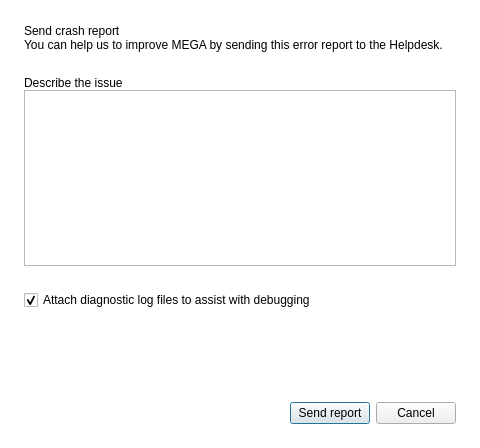
Qt form src/MEGASync/gui/ui/CrashReportDialog.ui (meganz/MEGAsync) before a commit.
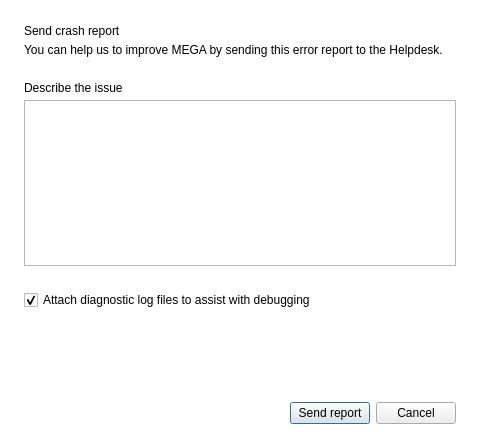
The same form after that commit.

Commit message: Setparent and reset flags to inherit css global props

Diff of the .ui file:
```diff
--- a/src/MEGASync/gui/ui/CrashReportDialog.ui
+++ b/src/MEGASync/gui/ui/CrashReportDialog.ui
@@ -63,7 +63,7 @@
    <item>
     <layout class="QVBoxLayout" name="verticalLayout">
      <property name="spacing">
-      <number>0</number>
+      <number>5</number>
      </property>
      <item>
       <widget class="QLabel" name="lTitleInfoBug">
@@ -102,7 +102,7 @@
    <item>
     <layout class="QVBoxLayout" name="verticalLayout_2">
      <property name="spacing">
-      <number>0</number>
+      <number>5</number>
      </property>
      <item>
       <widget class="QLabel" name="lDescribeBug">
```
Left out of the diff: 6 changed lines with no effect on the pictures. The commit also changes 2 other files.
